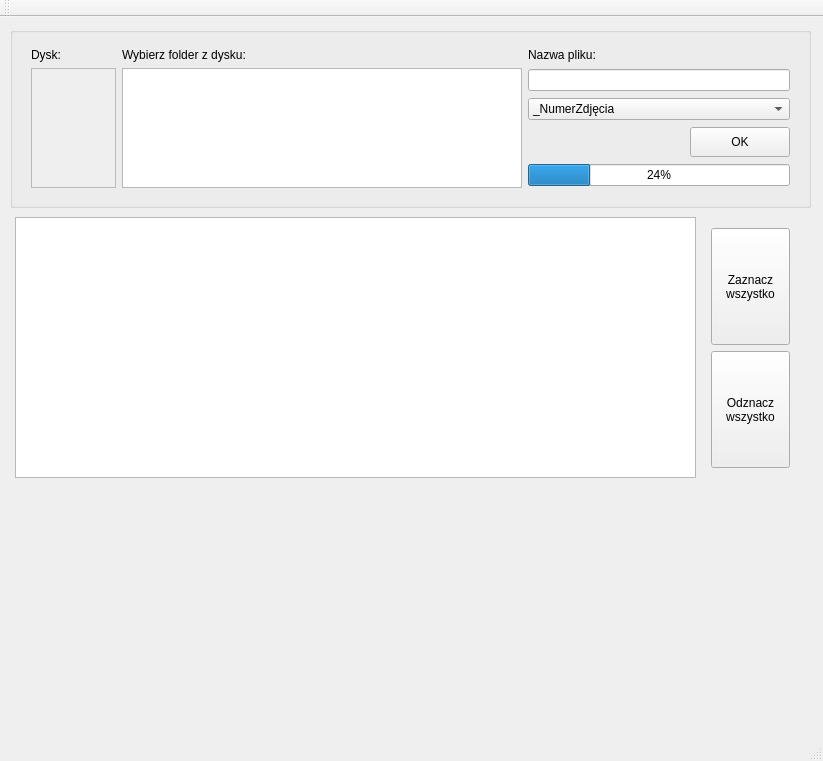
gorecrob/fotosywqt, file Fotosy/mainwindow.ui: the form before one commit.
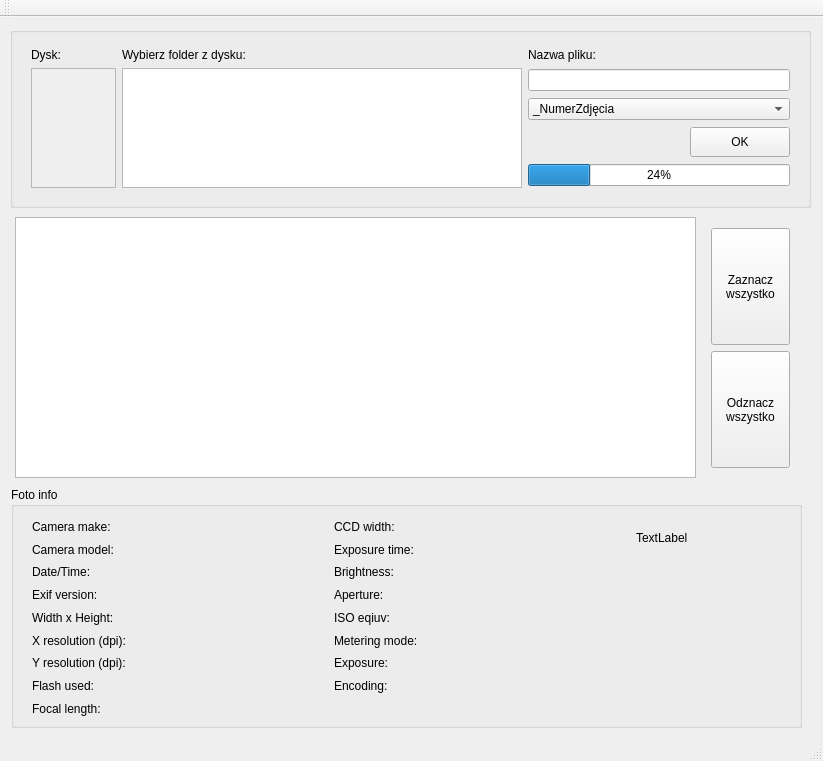
The form after the commit.

What changed in the file:
```diff
--- a/Fotosy/mainwindow.ui
+++ b/Fotosy/mainwindow.ui
@@ -241,6 +241,438 @@
      </item>
     </layout>
    </widget>
+   <widget class="QGroupBox" name="groupBox_2">
+    <property name="geometry">
+     <rect>
+      <x>11</x>
+      <y>470</y>
+      <width>791</width>
+      <height>241</height>
+     </rect>
+    </property>
+    <property name="title">
+     <string>Foto info</string>
+    </property>
+    <widget class="QWidget" name="gridLayoutWidget_2">
+     <property name="geometry">
+      <rect>
+       <x>10</x>
+       <y>20</y>
+       <width>771</width>
+       <height>221</height>
+      </rect>
+     </property>
+     <layout class="QGridLayout" name="gridLayout_2">
+      <item row="0" column="4" rowspan="2">
+       <widget class="QLabel" name="label_4">
+        <property name="text">
+         <string>TextLabel</string>
+        </property>
+       </widget>
+      </item>
+      <item row="0" column="0">
+       <widget class="QLabel" name="label_5">
+        <property name="sizePolicy">
+         <sizepolicy hsizetype="Fixed" vsizetype="Fixed">
+          <horstretch>0</horstretch>
+          <verstretch>0</verstretch>
+         </sizepolicy>
+        </property>
+        <property name="minimumSize">
+         <size>
+          <width>10</width>
+          <height>0</height>
+         </size>
+        </property>
+        <property name="maximumSize">
+         <size>
+          <width>200</width>
+          <height>200</height>
+         </size>
+        </property>
+        <property name="text">
+         <string>Camera make:</string>
+        </property>
+       </widget>
+      </item>
+      <item row="1" column="0">
+       <widget class="QLabel" name="label_6">
+        <property name="sizePolicy">
+         <sizepolicy hsizetype="Fixed" vsizetype="Fixed">
+          <horstretch>0</horstretch>
+          <verstretch>0</verstretch>
+         </sizepolicy>
+        </property>
+        <property name="minimumSize">
+         <size>
+          <width>10</width>
+          <height>0</height>
+         </size>
+        </property>
+        <property name="maximumSize">
+         <size>
+          <width>200</width>
+          <height>200</height>
+         </size>
+        </property>
+        <property name="text">
+         <string>Camera model:</string>
+        </property>
+       </widget>
+      </item>
+      <item row="2" column="0">
+       <widget class="QLabel" name="label_7">
+        <property name="sizePolicy">
+         <sizepolicy hsizetype="Fixed" vsizetype="Fixed">
+          <horstretch>0</horstretch>
+          <verstretch>0</verstretch>
+         </sizepolicy>
+        </property>
+        <property name="minimumSize">
+         <size>
+          <width>10</width>
+          <height>0</height>
+         </size>
+        </property>
+        <property name="maximumSize">
+         <size>
+          <width>200</width>
+          <height>200</height>
+         </size>
+        </property>
+        <property name="text">
+         <string>Date/Time:</string>
+        </property>
+       </widget>
+      </item>
+      <item row="3" column="0">
+       <widget class="QLabel" name="label_8">
+        <property name="sizePolicy">
+         <sizepolicy hsizetype="Fixed" vsizetype="Fixed">
+          <horstretch>0</horstretch>
+          <verstretch>0</verstretch>
+         </sizepolicy>
+        </property>
+        <property name="minimumSize">
+         <size>
+          <width>10</width>
+          <height>0</height>
+         </size>
+        </property>
+        <property name="maximumSize">
+         <size>
+          <width>200</width>
+          <height>200</height>
+         </size>
+        </property>
+        <property name="text">
+         <string>Exif version:</string>
+        </property>
+       </widget>
+      </item>
+      <item row="8" column="0">
+       <widget class="QLabel" name="label_9">
+        <property name="sizePolicy">
+         <sizepolicy hsizetype="Fixed" vsizetype="Fixed">
+          <horstretch>0</horstretch>
+          <verstretch>0</verstretch>
+         </sizepolicy>
+        </property>
+        <property name="minimumSize">
+         <size>
+          <width>10</width>
+          <height>0</height>
+         </size>
+        </property>
+        <property name="maximumSize">
+         <size>
+          <width>200</width>
+          <height>200</height>
+         </size>
+        </property>
+        <property name="text">
+         <string>Focal length:</string>
+        </property>
+       </widget>
+      </item>
+      <item row="7" column="0">
+       <widget class="QLabel" name="label_10">
+        <property name="sizePolicy">
+         <sizepolicy hsizetype="Fixed" vsizetype="Fixed">
+          <horstretch>0</horstretch>
+          <verstretch>0</verstretch>
+         </sizepolicy>
+        </property>
+        <property name="minimumSize">
+         <size>
+          <width>10</width>
+          <height>0</height>
+         </size>
+        </property>
+        <property name="maximumSize">
+         <size>
+          <width>200</width>
+          <height>200</height>
+         </size>
+        </property>
+        <property name="text">
+         <string>Flash used:</string>
+        </property>
+       </widget>
+      </item>
+      <item row="4" column="0">
+       <widget class="QLabel" name="label_11">
+        <property name="sizePolicy">
+         <sizepolicy hsizetype="Fixed" vsizetype="Fixed">
+          <horstretch>0</horstretch>
+          <verstretch>0</verstretch>
+         </sizepolicy>
+        </property>
+        <property name="minimumSize">
+         <size>
+          <width>10</width>
+          <height>0</height>
+         </size>
+        </property>
+        <property name="maximumSize">
+         <size>
+          <width>200</width>
+          <height>200</height>
+         </size>
+        </property>
+        <property name="text">
+         <string>Width x Height:</string>
+        </property>
+       </widget>
+      </item>
+      <item row="5" column="0">
+       <widget class="QLabel" name="label_12">
+        <property name="sizePolicy">
+         <sizepolicy hsizetype="Fixed" vsizetype="Fixed">
+          <horstretch>0</horstretch>
+          <verstretch>0</verstretch>
+         </sizepolicy>
+        </property>
+        <property name="minimumSize">
+         <size>
+          <width>10</width>
+          <height>0</height>
+         </size>
+        </property>
+        <property name="maximumSize">
+         <size>
+          <width>200</width>
+          <height>200</height>
+         </size>
+        </property>
+        <property name="text">
+         <string>X resolution (dpi):</string>
+        </property>
+       </widget>
+      </item>
+      <item row="6" column="0">
+       <widget class="QLabel" name="label_13">
+        <property name="sizePolicy">
+         <sizepolicy hsizetype="Fixed" vsizetype="Fixed">
+          <horstretch>0</horstretch>
+          <verstretch>0</verstretch>
+         </sizepolicy>
+        </property>
+        <property name="minimumSize">
+         <size>
+          <width>10</width>
+          <height>0</height>
+         </size>
+        </property>
+        <property name="maximumSize">
+         <size>
+          <width>200</width>
+          <height>200</height>
+         </size>
+        </property>
+        <property name="text">
+         <string>Y resolution (dpi):</string>
+        </property>
+       </widget>
+      </item>
+      <item row="3" column="2">
+       <widget class="QLabel" name="label_14">
+        <property name="text">
+         <string>Aperture:</string>
+        </property>
+       </widget>
+      </item>
+      <item row="0" column="2">
+       <widget class="QLabel" name="label_15">
+        <property name="text">
+         <string>CCD width:</string>
+        </property>
+       </widget>
+      </item>
+      <item row="1" column="2">
+       <widget class="QLabel" name="label_16">
+        <property name="text">
+         <string>Exposure time:</string>
+        </property>
+       </widget>
+      </item>
+      <item row="2" column="2">
+       <widget class="QLabel" name="label_17">
+        <property name="text">
+         <string>Brightness:</string>
+        </property>
+       </widget>
+      </item>
+      <item row="4" column="2">
+       <widget class="QLabel" name="label_18">
+        <property name="text">
+         <string>ISO eqiuv:</string>
+        </property>
+       </widget>
+      </item>
+      <item row="5" column="2">
+       <widget class="QLabel" name="label_19">
+        <property name="text">
+         <string>Metering mode:</string>
+        </property>
+       </widget>
+      </item>
+      <item row="6" column="2">
+       <widget class="QLabel" name="label_20">
+        <property name="text">
+         <string>Exposure:</string>
+        </property>
+       </widget>
+      </item>
+      <item row="7" column="2">
+       <widget class="QLabel" name="label_21">
+        <property name="text">
+         <string>Encoding:</string>
+        </property>
+       </widget>
+      </item>
+      <item row="0" column="1">
+       <widget class="QLabel" name="label_camera_make">
+        <property name="text">
+         <string/>
+        </property>
+       </widget>
+      </item>
+      <item row="4" column="3">
+       <widget class="QLabel" name="label_iso">
+        <property name="text">
+         <string/>
+        </property>
+       </widget>
+      </item>
+      <item row="1" column="1">
+       <widget class="QLabel" name="label_camera_model">
+        <property name="text">
+         <string/>
+        </property>
+       </widget>
+      </item>
+      <item row="2" column="1">
+       <widget class="QLabel" name="label_date">
+        <property name="text">
+         <string/>
+        </property>
+       </widget>
+      </item>
+      <item row="3" column="1">
+       <widget class="QLabel" name="label_exif">
+        <property name="text">
+         <string/>
+        </property>
+       </widget>
+      </item>
+      <item row="4" column="1">
+       <widget class="QLabel" name="label_width_height">
+        <property name="text">
+         <string/>
+        </property>
+       </widget>
+      </item>
+      <item row="5" column="1">
+       <widget class="QLabel" name="label_X_reso">
+        <property name="text">
+         <string/>
+        </property>
+       </widget>
+      </item>
+      <item row="6" column="1">
+       <widget class="QLabel" name="label_Y_reso">
+        <property name="text">
+         <string/>
+        </property>
+       </widget>
+      </item>
+      <item row="7" column="1">
+       <widget class="QLabel" name="label_flash">
+        <property name="text">
+         <string/>
+        </property>
+       </widget>
+      </item>
+      <item row="8" column="1">
+       <widget class="QLabel" name="label_focal">
+        <property name="text">
+         <string/>
+        </property>
+       </widget>
+      </item>
+      <item row="0" column="3">
+       <widget class="QLabel" name="label_ccd">
+        <property name="text">
+         <string/>
+        </property>
+       </widget>
+      </item>
+      <item row="1" column="3">
+       <widget class="QLabel" name="label_exposure_time">
+        <property name="text">
+         <string/>
+        </property>
+       </widget>
+      </item>
+      <item row="2" column="3">
+       <widget class="QLabel" name="label_brightness">
+        <property name="text">
+         <string/>
+        </property>
+       </widget>
+      </item>
+      <item row="3" column="3">
+       <widget class="QLabel" name="label_aperture">
+        <property name="text">
+         <string/>
+        </property>
+       </widget>
+      </item>
+      <item row="5" column="3">
+       <widget class="QLabel" name="label_metering">
+        <property name="text">
+         <string/>
+        </property>
+       </widget>
+      </item>
+      <item row="6" column="3">
+       <widget class="QLabel" name="label_exposure">
+        <property name="text">
+         <string/>
+        </property>
+       </widget>
+      </item>
+      <item row="7" column="3">
+       <widget class="QLabel" name="label_encoding">
+        <property name="text">
+         <string/>
+        </property>
+       </widget>
+      </item>
+     </layout>
+    </widget>
+   </widget>
   </widget>
   <widget class="QMenuBar" name="menuBar">
    <property name="geometry">
```
Left out of the diff: 22 changed lines with no effect on the pictures.
